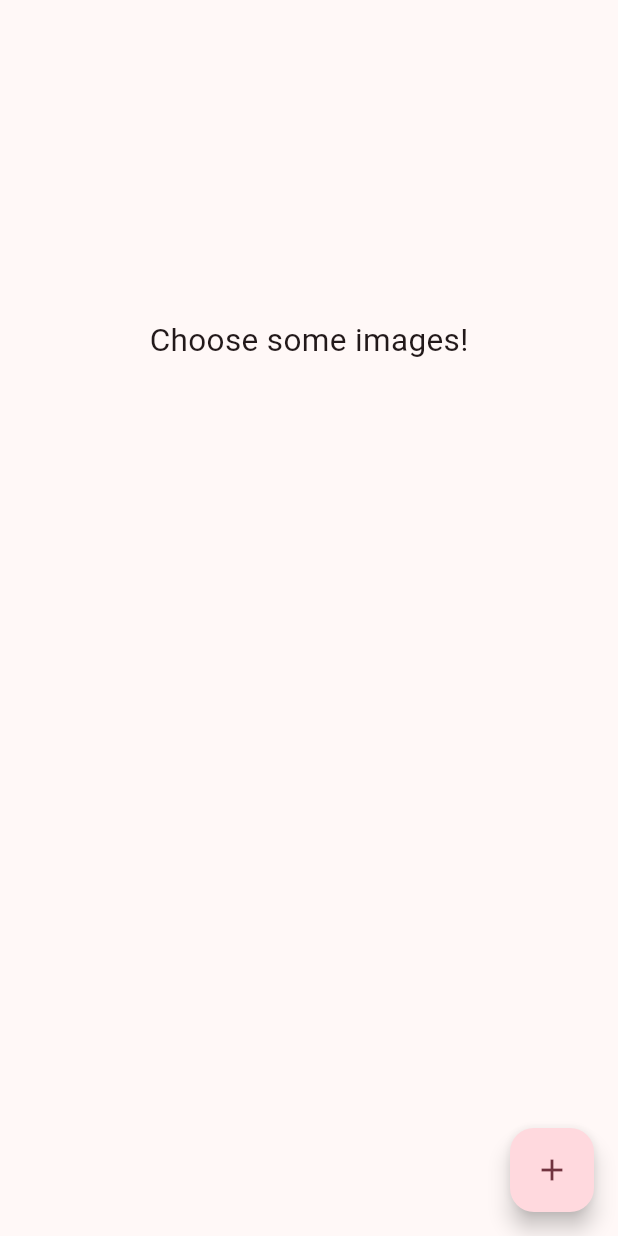
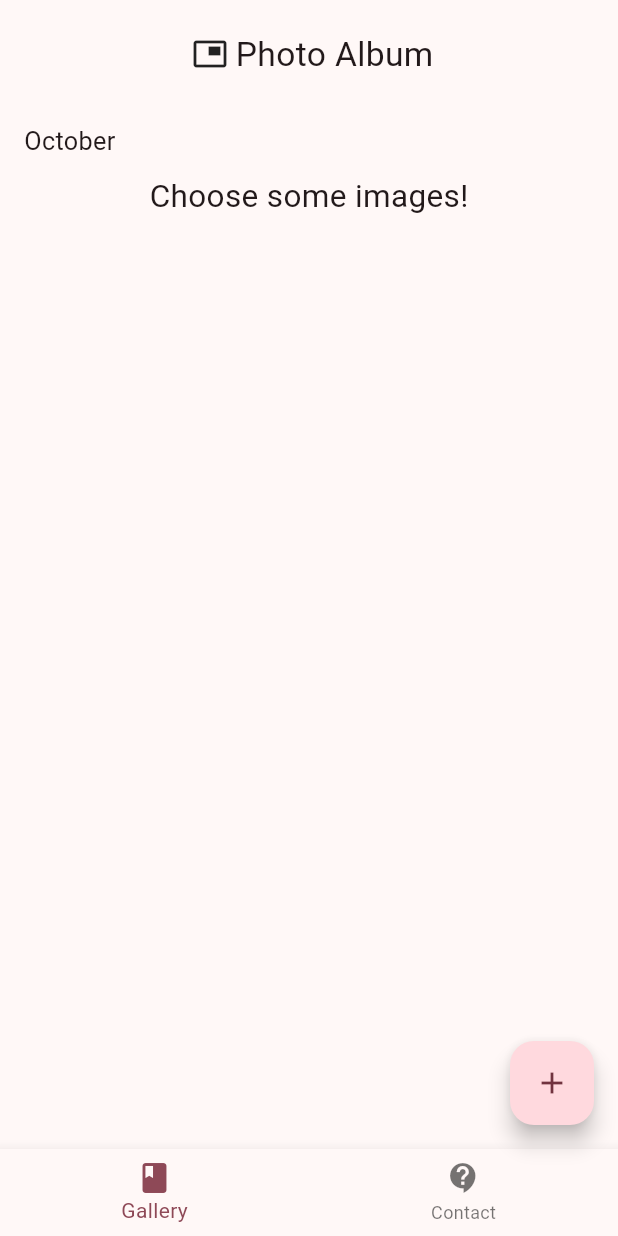
Before and after one commit to SyarifFakhri/photoalbum, a Flutter app: the screen it shows after launch, after a tap on the "add" icon, on a phone screen of 412 x 824 dp. Run offline on Flutter 3.47's test engine with Material 3 defaults, Android fonts, the phone set to English and light mode, and no system bars; our stand-ins replace equatable, image_picker.

Commit message:
refactor and add some image albums

```diff
--- /dev/null
+++ b/photoalbumapp/lib/common/x_file_eq.dart
@@ -0,0 +1,12 @@
+import 'package:equatable/equatable.dart';
+import 'package:image_picker/image_picker.dart';
+
+// todo: this wrapping might not be needed...Android generates the cache folder procedurally...
+class XFileEq extends Equatable {
+  final XFile xFile;
+
+  const XFileEq(this.xFile);
+
+  @override
+  List<Object> get props => [xFile.name];
+}
--- /dev/null
+++ b/photoalbumapp/lib/components/title_widget.dart
@@ -0,0 +1,24 @@
+import 'package:flutter/material.dart';
+
+class TitleWidget extends StatelessWidget {
+  const TitleWidget({super.key});
+
+  @override
+  Widget build(BuildContext context) {
+    return const Padding(
+        padding: EdgeInsets.all(20.0),
+        child: Row(
+          mainAxisSize: MainAxisSize.min,
+          children: [
+            Padding(
+              padding: EdgeInsets.fromLTRB(5.0, 0, 5.0, 0),
+              child: Icon(Icons.picture_in_picture),
+            ),
+            Text(
+              "Photo Album",
+              textScaleFactor: 1.6,
+            ),
+          ],
+        ));
+  }
+}
--- a/photoalbumapp/lib/main.dart
+++ b/photoalbumapp/lib/main.dart
@@ -1,5 +1,5 @@
 import 'package:flutter/material.dart';
-import 'package:photoalbum/pages/home.dart';
+import 'package:photoalbum/pages/home/home.dart';
 
 void main() {
   runApp(const MyApp());
--- a/photoalbumapp/lib/pages/home.dart
+++ /dev/null
@@ -1,56 +0,0 @@
-import 'dart:io';
-
-import 'package:flutter/material.dart';
-import 'package:image_picker/image_picker.dart';
-import 'package:photoalbum/components/image_gallery.dart';
-
-class HomePage extends StatefulWidget {
-  const HomePage({super.key});
-
-  @override
-  State<HomePage> createState() => _MyHomePageState();
-}
-
-class _MyHomePageState extends State<HomePage> {
-  List<XFile> _images = [];
-
-  final ImagePicker _picker = ImagePicker();
-
-  @override
-  Widget build(BuildContext context) {
-    return Scaffold(
-      body: Center(
-        child: Column(
-          mainAxisAlignment: MainAxisAlignment.center,
-          children: <Widget>[
-            SizedBox(
-              height: 400,
-              child: SingleChildScrollView(
-                scrollDirection: Axis.vertical,
-                child: _images.isEmpty
-                    ? const Text(
-                        "Choose some images!",
-                        textScaleFactor: 1.5,
-                      )
-                    : ImageGallery(images: _images),
-              ),
-            ),
-          ],
-        ),
-      ),
-      floatingActionButton: FloatingActionButton(
-        onPressed: getImage,
-        tooltip: 'Get Image',
-        child: const Icon(Icons.add),
-      ), // This trailing comma makes auto-formatting nicer for build methods.
-    );
-  }
-
-  Future getImage() async {
-    final List<XFile> images = await _picker.pickMultiImage();
-
-    setState(() {
-      _images = images;
-    });
-  }
-}
--- /dev/null
+++ b/photoalbumapp/lib/pages/home/home.dart
@@ -0,0 +1,75 @@
+import 'package:flutter/material.dart';
+import 'package:image_picker/image_picker.dart';
+import 'package:photoalbum/common/x_file_eq.dart';
+import 'package:photoalbum/components/image_gallery.dart';
+import 'package:photoalbum/components/title_widget.dart';
+
+class HomePage extends StatefulWidget {
+  const HomePage({super.key});
+
+  @override
+  State<HomePage> createState() => _MyHomePageState();
+}
+
+class _MyHomePageState extends State<HomePage> {
+  final Set<XFileEq> _images = {};
+
+  final ImagePicker _picker = ImagePicker();
+
+  @override
+  Widget build(BuildContext context) {
+    return Scaffold(
+      body: Center(
+        child: SafeArea(
+          child: Column(
+            mainAxisAlignment: MainAxisAlignment.start,
+            crossAxisAlignment: CrossAxisAlignment.stretch,
+            children: <Widget>[
+              const Center(child: TitleWidget()),
+              Container(
+                padding: const EdgeInsets.symmetric(
+                    vertical: 10.0, horizontal: 16.0),
+                child: const Text(
+                  "October",
+                  textScaleFactor: 1.2,
+                ),
+              ),
+              SizedBox(
+                height: 400,
+                child: SingleChildScrollView(
+                  scrollDirection: Axis.vertical,
+                  child: _images.isEmpty
+                      ? const Center(
+                          child: Text(
+                            "Choose some images!",
+                            textScaleFactor: 1.5,
+                          ),
+                        )
+                      : ImageGallery(images: _images),
+                ),
+              ),
+            ],
+          ),
+        ),
+      ),
+      floatingActionButton: FloatingActionButton(
+        onPressed: getImage,
+        tooltip: 'Get Image',
+        child: const Icon(Icons.add),
+      ), // This trailing comma makes auto-formatting nicer for build methods.
+      bottomNavigationBar:
+          BottomNavigationBar(items: const <BottomNavigationBarItem>[
+        BottomNavigationBarItem(icon: Icon(Icons.book), label: 'Gallery'),
+        BottomNavigationBarItem(
+            icon: Icon(Icons.contact_support), label: 'Contact'),
+      ]),
+    );
+  }
+
+  Future getImage() async {
+    final images = await _picker.pickMultiImage();
+    setState(() {
+      _images.addAll(images.map((e) => XFileEq(e)));
+    });
+  }
+}
--- a/photoalbumapp/pubspec.yaml
+++ b/photoalbumapp/pubspec.yaml
@@ -36,6 +36,7 @@ dependencies:
   # Use with the CupertinoIcons class for iOS style icons.
   cupertino_icons: ^1.0.2
   image_picker: ^1.0.5
+  equatable: ^2.0.0
 
 dev_dependencies:
   flutter_test:
```
Also changed, not shown: photoalbumapp/lib/components/image_card.dart (+29 -10 lines), photoalbumapp/lib/components/image_gallery.dart (+6 -8 lines), photoalbumapp/pubspec.lock.
